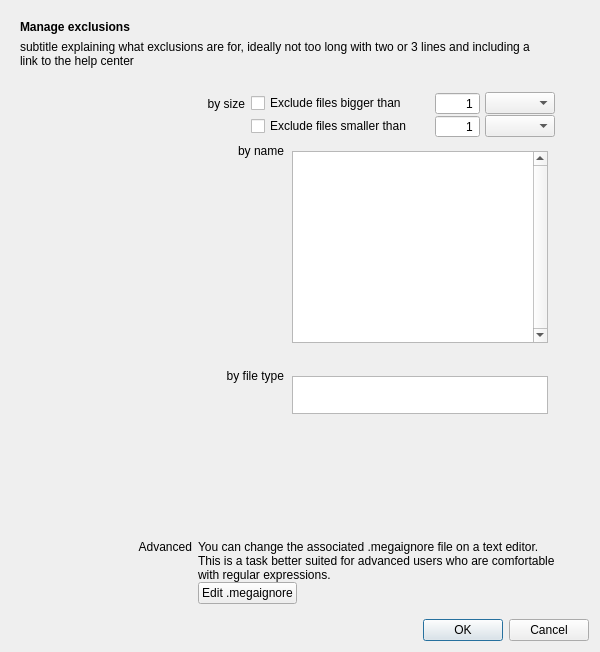
Above: src/MEGASync/syncs/gui/Twoways/macx/IgnoresEditingDialog.ui from meganz/MEGAsync before the change. Below: the same form after it.
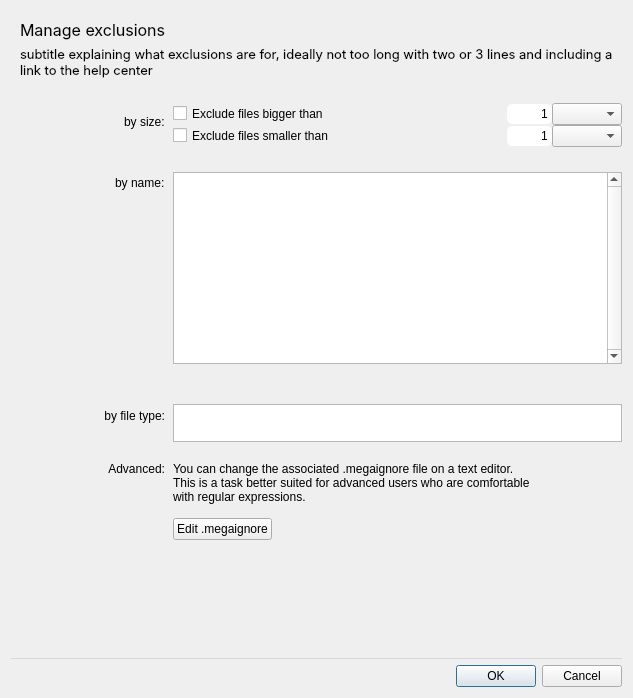
That is the form after the change. Custom widgets are drawn as their Qt base class.

Commit message: New UI for macOS Check .megaignore CRC in order to doble check if it has changed

```diff
--- a/src/MEGASync/syncs/gui/Twoways/macx/IgnoresEditingDialog.ui
+++ b/src/MEGASync/syncs/gui/Twoways/macx/IgnoresEditingDialog.ui
@@ -6,12 +6,12 @@
    <rect>
     <x>0</x>
     <y>0</y>
-    <width>600</width>
-    <height>652</height>
+    <width>623</width>
+    <height>698</height>
    </rect>
   </property>
   <property name="sizePolicy">
-   <sizepolicy hsizetype="Fixed" vsizetype="Fixed">
+   <sizepolicy hsizetype="Preferred" vsizetype="Maximum">
     <horstretch>0</horstretch>
     <verstretch>0</verstretch>
    </sizepolicy>
@@ -19,326 +19,87 @@
   <property name="windowTitle">
    <string>Edit exclusions</string>
   </property>
-  <layout class="QGridLayout" name="gridLayout">
-   <item row="1" column="0">
+  <property name="styleSheet">
+   <string notr="true">
+#lTitle
+{
+font-family:Inter;
+font-size:16px;
+}
+
+#lDescription
+{
+font-family:Inter;
+font-size:13px;
+}
+
+#wSeparator
+{
+background-color: rgba(0,0,0,0.1)
+}</string>
+  </property>
+  <layout class="QVBoxLayout" name="verticalLayout_8">
+   <item>
+    <widget class="QWidget" name="wTitle" native="true">
+     <property name="sizePolicy">
+      <sizepolicy hsizetype="Fixed" vsizetype="Fixed">
+       <horstretch>0</horstretch>
+       <verstretch>0</verstretch>
+      </sizepolicy>
+     </property>
+     <layout class="QVBoxLayout" name="verticalLayout_3">
+      <item>
+       <widget class="QLabel" name="lTitle">
+        <property name="text">
+         <string>Manage exclusions</string>
+        </property>
+       </widget>
+      </item>
+      <item>
+       <widget class="QLabel" name="lDescription">
+        <property name="text">
+         <string>subtitle explaining what exclusions are for, ideally not too long with two or 3 lines and including a 
+link to the help center </string>
+        </property>
+       </widget>
+      </item>
+     </layout>
+    </widget>
+   </item>
+   <item>
     <widget class="QWidget" name="wContainerExclusions" native="true">
      <layout class="QVBoxLayout" name="verticalLayout">
-      <item>
-       <widget class="QWidget" name="widget" native="true">
-        <layout class="QVBoxLayout" name="verticalLayout_31">
          <property name="spacing">
-          <number>19</number>
-         </property>
-         <property name="leftMargin">
           <number>0</number>
          </property>
-         <property name="topMargin">
-          <number>0</number>
-         </property>
-         <property name="rightMargin">
-          <number>0</number>
-         </property>
-         <property name="bottomMargin">
-          <number>0</number>
-         </property>
-         <item>
-          <widget class="QWidget" name="gExcludeBySize" native="true">
-           <layout class="QVBoxLayout" name="verticalLayout_39">
-            <property name="spacing">
-             <number>0</number>
-            </property>
             <property name="leftMargin">
-             <number>25</number>
+       <number>84</number>
             </property>
             <property name="topMargin">
              <number>0</number>
             </property>
             <property name="rightMargin">
-             <number>25</number>
-            </property>
-            <property name="bottomMargin">
              <number>0</number>
             </property>
-            <item>
-             <layout class="QGridLayout" name="gridLayout_9" columnminimumwidth="200,0,0">
-              <property name="horizontalSpacing">
-               <number>6</number>
-              </property>
-              <property name="verticalSpacing">
-               <number>0</number>
-              </property>
-              <item row="0" column="0" rowspan="2">
-               <widget class="QLabel" name="lExcludeBySize">
-                <property name="text">
-                 <string>by size</string>
-                </property>
-                <property name="alignment">
-                 <set>Qt::AlignRight|Qt::AlignTrailing|Qt::AlignVCenter</set>
-                </property>
-                <property name="wordWrap">
-                 <bool>true</bool>
-                </property>
-               </widget>
-              </item>
-              <item row="1" column="1" colspan="2">
-               <widget class="QWidget" name="wExcludeBigger" native="true">
-                <property name="minimumSize">
-                 <size>
-                  <width>0</width>
-                  <height>20</height>
-                 </size>
-                </property>
-                <layout class="QHBoxLayout" name="horizontalLayout_10">
-                 <property name="spacing">
-                  <number>5</number>
-                 </property>
-                 <property name="leftMargin">
-                  <number>0</number>
-                 </property>
-                 <property name="topMargin">
-                  <number>0</number>
-                 </property>
-                 <property name="rightMargin">
-                  <number>0</number>
-                 </property>
                  <property name="bottomMargin">
                   <number>0</number>
                  </property>
                  <item>
-                  <widget class="QCheckBox" name="cExcludeUpperThan">
-                   <property name="minimumSize">
-                    <size>
-                     <width>0</width>
-                     <height>0</height>
-                    </size>
-                   </property>
-                   <property name="maximumSize">
-                    <size>
-                     <width>16777215</width>
-                     <height>16777215</height>
-                    </size>
-                   </property>
-                   <property name="text">
-                    <string>Exclude files bigger than</string>
-                   </property>
-                  </widget>
-                 </item>
-                 <item>
-                  <spacer name="horizontalSpacer_3">
-                   <property name="orientation">
-                    <enum>Qt::Horizontal</enum>
-                   </property>
-                   <property name="sizeHint" stdset="0">
-                    <size>
-                     <width>10</width>
-                     <height>20</height>
-                    </size>
-                   </property>
-                  </spacer>
-                 </item>
-                 <item>
-                  <widget class="QSpinBox" name="eUpperThan">
-                   <property name="sizePolicy">
-                    <sizepolicy hsizetype="Minimum" vsizetype="Fixed">
-                     <horstretch>0</horstretch>
-                     <verstretch>0</verstretch>
-                    </sizepolicy>
-                   </property>
-                   <property name="minimumSize">
-                    <size>
-                     <width>45</width>
-                     <height>0</height>
-                    </size>
-                   </property>
-                   <property name="maximumSize">
-                    <size>
-                     <width>45</width>
-                     <height>16777215</height>
-                    </size>
-                   </property>
-                   <property name="alignment">
-                    <set>Qt::AlignRight|Qt::AlignTrailing|Qt::AlignVCenter</set>
-                   </property>
-                   <property name="buttonSymbols">
-                    <enum>QAbstractSpinBox::NoButtons</enum>
-                   </property>
-                   <property name="minimum">
-                    <number>1</number>
-                   </property>
-                   <property name="maximum">
-                    <number>9999</number>
-                   </property>
-                  </widget>
-                 </item>
-                 <item>
-                  <widget class="QComboBox" name="cbExcludeUpperUnit">
-                   <property name="minimumSize">
-                    <size>
-                     <width>70</width>
-                     <height>0</height>
-                    </size>
-                   </property>
-                   <property name="maximumSize">
-                    <size>
-                     <width>70</width>
-                     <height>16777215</height>
-                    </size>
-                   </property>
-                  </widget>
-                 </item>
-                </layout>
-               </widget>
-              </item>
-              <item row="2" column="1" colspan="2">
-               <widget class="QWidget" name="wExcludeSmaller" native="true">
-                <property name="minimumSize">
-                 <size>
-                  <width>0</width>
-                  <height>20</height>
-                 </size>
-                </property>
-                <layout class="QHBoxLayout" name="horizontalLayout_15">
-                 <property name="spacing">
-                  <number>5</number>
-                 </property>
-                 <property name="leftMargin">
-                  <number>0</number>
-                 </property>
-                 <property name="topMargin">
-                  <number>0</number>
-                 </property>
+       <widget class="QWidget" name="wContainer" native="true">
+        <layout class="QGridLayout" name="gridLayout_2">
                  <property name="rightMargin">
                   <number>0</number>
                  </property>
                  <property name="bottomMargin">
                   <number>0</number>
                  </property>
-                 <item>
-                  <widget class="QCheckBox" name="cExcludeLowerThan">
-                   <property name="minimumSize">
-                    <size>
-                     <width>0</width>
-                     <height>0</height>
-                    </size>
-                   </property>
-                   <property name="maximumSize">
-                    <size>
-                     <width>16777215</width>
-                     <height>16777215</height>
-                    </size>
-                   </property>
-                   <property name="text">
-                    <string>Exclude files smaller than</string>
-                   </property>
-                  </widget>
-                 </item>
-                 <item>
-                  <spacer name="horizontalSpacer_10">
-                   <property name="orientation">
-                    <enum>Qt::Horizontal</enum>
-                   </property>
-                   <property name="sizeHint" stdset="0">
-                    <size>
-                     <width>10</width>
-                     <height>20</height>
-                    </size>
-                   </property>
-                  </spacer>
-                 </item>
-                 <item>
-                  <widget class="QSpinBox" name="eLowerThan">
-                   <property name="minimumSize">
-                    <size>
-                     <width>45</width>
-                     <height>0</height>
-                    </size>
-                   </property>
-                   <property name="maximumSize">
-                    <size>
-                     <width>45</width>
-                     <height>16777215</height>
-                    </size>
-                   </property>
-                   <property name="alignment">
-                    <set>Qt::AlignRight|Qt::AlignTrailing|Qt::AlignVCenter</set>
-                   </property>
-                   <property name="buttonSymbols">
-                    <enum>QAbstractSpinBox::NoButtons</enum>
-                   </property>
-                   <property name="minimum">
-                    <number>1</number>
-                   </property>
-                   <property name="maximum">
-                    <number>9999</number>
-                   </property>
-                  </widget>
-                 </item>
-                 <item>
-                  <widget class="QComboBox" name="cbExcludeLowerUnit">
-                   <property name="minimumSize">
-                    <size>
-                     <width>70</width>
-                     <height>0</height>
-                    </size>
-                   </property>
-                   <property name="maximumSize">
-                    <size>
-                     <width>70</width>
-                     <height>16777215</height>
-                    </size>
-                   </property>
-                  </widget>
-                 </item>
-                </layout>
-               </widget>
-              </item>
-             </layout>
-            </item>
-           </layout>
-          </widget>
-         </item>
-        </layout>
-       </widget>
-      </item>
-      <item>
-       <widget class="QWidget" name="wExclusions" native="true">
-        <property name="sizePolicy">
-         <sizepolicy hsizetype="Preferred" vsizetype="Preferred">
-          <horstretch>0</horstretch>
-          <verstretch>0</verstretch>
-         </sizepolicy>
-        </property>
-        <property name="minimumSize">
-         <size>
-          <width>0</width>
-          <height>125</height>
-         </size>
-        </property>
-        <layout class="QVBoxLayout" name="verticalLayout_14" stretch="0">
-         <property name="spacing">
-          <number>6</number>
-         </property>
-         <property name="leftMargin">
-          <number>25</number>
-         </property>
-         <property name="topMargin">
-          <number>0</number>
-         </property>
-         <property name="rightMargin">
-          <number>32</number>
-         </property>
-         <property name="bottomMargin">
-          <number>0</number>
-         </property>
-         <item>
-          <layout class="QGridLayout" name="gridLayout_8">
            <property name="horizontalSpacing">
             <number>8</number>
            </property>
            <property name="verticalSpacing">
             <number>0</number>
            </property>
-           <item row="0" column="1">
+         <item row="2" column="1">
             <widget class="QWidget" name="wExclusionsList" native="true">
              <property name="sizePolicy">
               <sizepolicy hsizetype="Preferred" vsizetype="Preferred">
@@ -354,7 +115,7 @@
                <number>0</number>
               </property>
               <property name="topMargin">
-               <number>7</number>
+             <number>5</number>
               </property>
               <property name="rightMargin">
                <number>0</number>
@@ -373,7 +134,7 @@
                 <property name="minimumSize">
                  <size>
                   <width>0</width>
-                  <height>98</height>
+                <height>0</height>
                  </size>
                 </property>
                 <property name="maximumSize">
@@ -430,147 +191,174 @@
              </layout>
             </widget>
            </item>
-           <item row="0" column="0">
-            <widget class="QWidget" name="wExclusionsLabel" native="true">
-             <property name="minimumSize">
-              <size>
-               <width>0</width>
-               <height>50</height>
-              </size>
-             </property>
-             <layout class="QVBoxLayout" name="verticalLayout_13">
-              <property name="spacing">
-               <number>0</number>
-              </property>
-              <property name="leftMargin">
-               <number>0</number>
-              </property>
-              <property name="topMargin">
-               <number>0</number>
-              </property>
-              <property name="rightMargin">
-               <number>0</number>
-              </property>
-              <property name="bottomMargin">
-               <number>0</number>
-              </property>
-              <item>
-               <widget class="QLabel" name="lExcludedFiles">
-                <property name="text">
-                 <string>by name</string>
-                </property>
-                <property name="alignment">
-                 <set>Qt::AlignRight|Qt::AlignTop|Qt::AlignTrailing</set>
-                </property>
-                <property name="wordWrap">
-                 <bool>true</bool>
-                </property>
-                <property name="indent">
-                 <number>0</number>
-                </property>
-               </widget>
-              </item>
-             </layout>
-            </widget>
-           </item>
-          </layout>
-         </item>
-        </layout>
-       </widget>
-      </item>
-      <item>
-       <widget class="QWidget" name="wExclusions_4" native="true">
-        <property name="sizePolicy">
-         <sizepolicy hsizetype="Preferred" vsizetype="Preferred">
-          <horstretch>0</horstretch>
-          <verstretch>0</verstretch>
-         </sizepolicy>
-        </property>
-        <property name="minimumSize">
-         <size>
-          <width>0</width>
-          <height>12</height>
-         </size>
-        </property>
-        <layout class="QVBoxLayout" name="verticalLayout_22">
-         <property name="spacing">
-          <number>6</number>
-         </property>
-         <property name="sizeConstraint">
-          <enum>QLayout::SetMaximumSize</enum>
-         </property>
-         <property name="leftMargin">
-          <number>25</number>
-         </property>
-         <property name="topMargin">
-          <number>0</number>
-         </property>
-         <property name="rightMargin">
-          <number>32</number>
-         </property>
-         <property name="bottomMargin">
-          <number>0</number>
-         </property>
-         <item>
-          <layout class="QGridLayout" name="gridLayout_14">
-           <property name="horizontalSpacing">
-            <number>8</number>
-           </property>
-           <property name="verticalSpacing">
-            <number>0</number>
-           </property>
-           <item row="0" column="0">
-            <widget class="QWidget" name="wExclusionsLabel_4" native="true">
-             <property name="minimumSize">
-              <size>
-               <width>0</width>
-               <height>50</height>
-              </size>
-             </property>
-             <layout class="QVBoxLayout" name="verticalLayout_24">
-              <property name="spacing">
-               <number>0</number>
-              </property>
-              <property name="leftMargin">
-               <number>0</number>
-              </property>
-              <property name="topMargin">
-               <number>0</number>
-              </property>
-              <property name="rightMargin">
-               <number>0</number>
-              </property>
-              <property name="bottomMargin">
-               <number>0</number>
-              </property>
-              <item>
-               <widget class="QLabel" name="lExcludedFiles_4">
-                <property name="text">
-                 <string>by file type</string>
-                </property>
-                <property name="alignment">
-                 <set>Qt::AlignRight|Qt::AlignTop|Qt::AlignTrailing</set>
-                </property>
-                <property name="wordWrap">
-                 <bool>true</bool>
-                </property>
-                <property name="indent">
-                 <number>0</number>
-                </property>
-               </widget>
-              </item>
-             </layout>
-            </widget>
-           </item>
            <item row="0" column="1">
-            <widget class="QWidget" name="wExclusionsList_4" native="true">
+          <widget class="QWidget" name="wSizeControllers" native="true">
+           <property name="styleSheet">
+            <string notr="true">QSpinBox
+{
+border-radius: 5px;
+}
+
+QCheckBox
+{
+spacing: 5px;
+}</string>
+           </property>
+           <layout class="QVBoxLayout" name="verticalLayout_2">
+            <property name="spacing">
+             <number>0</number>
+            </property>
+            <property name="leftMargin">
+             <number>0</number>
+            </property>
+            <property name="topMargin">
+             <number>0</number>
+            </property>
+            <property name="rightMargin">
+             <number>0</number>
+            </property>
+            <property name="bottomMargin">
+             <number>0</number>
+            </property>
+            <item alignment="Qt::AlignTop">
+             <widget class="QWidget" name="wExcludeBigger" native="true">
+              <property name="minimumSize">
+               <size>
+                <width>0</width>
+                <height>0</height>
+               </size>
+              </property>
+              <property name="maximumSize">
+               <size>
+                <width>16777215</width>
+                <height>16777215</height>
+               </size>
+              </property>
+              <layout class="QHBoxLayout" name="horizontalLayout_10">
+               <property name="spacing">
+                <number>0</number>
+               </property>
+               <property name="leftMargin">
+                <number>0</number>
+               </property>
+               <property name="topMargin">
+                <number>0</number>
+               </property>
+               <property name="rightMargin">
+                <number>0</number>
+               </property>
+               <property name="bottomMargin">
+                <number>0</number>
+               </property>
+               <item alignment="Qt::AlignVCenter">
+                <widget class="QCheckBox" name="cExcludeUpperThan">
+                 <property name="minimumSize">
+                  <size>
+                   <width>0</width>
+                   <height>0</height>
+                  </size>
+                 </property>
+                 <property name="maximumSize">
+                  <size>
+                   <width>16777215</width>
+                   <height>16777215</height>
+                  </size>
+                 </property>
+                 <property name="text">
+                  <string>Exclude files bigger than</string>
+                 </property>
+                </widget>
+               </item>
+               <item>
+                <spacer name="horizontalSpacer_3">
+                 <property name="orientation">
+                  <enum>Qt::Horizontal</enum>
+                 </property>
+                 <property name="sizeHint" stdset="0">
+                  <size>
+                   <width>10</width>
+                   <height>0</height>
+                  </size>
+                 </property>
+                </spacer>
+               </item>
+               <item alignment="Qt::AlignVCenter">
+                <widget class="QSpinBox" name="eUpperThan">
+                 <property name="sizePolicy">
+                  <sizepolicy hsizetype="Minimum" vsizetype="Preferred">
+                   <horstretch>0</horstretch>
+                   <verstretch>0</verstretch>
+                  </sizepolicy>
+                 </property>
+                 <property name="minimumSize">
+                  <size>
+                   <width>45</width>
+                   <height>20</height>
+                  </size>
+                 </property>
+                 <property name="maximumSize">
+                  <size>
+                   <width>45</width>
+                   <height>20</height>
+                  </size>
+                 </property>
+                 <property name="alignment">
+                  <set>Qt::AlignRight|Qt::AlignTrailing|Qt::AlignVCenter</set>
+                 </property>
+                 <property name="buttonSymbols">
+                  <enum>QAbstractSpinBox::NoButtons</enum>
+                 </property>
+                 <property name="minimum">
+                  <number>1</number>
+                 </property>
+                 <property name="maximum">
+                  <number>9999</number>
+                 </property>
+                </widget>
+               </item>
+               <item alignment="Qt::AlignVCenter">
+                <widget class="QComboBox" name="cbExcludeUpperUnit">
+                 <property name="minimumSize">
+                  <size>
+                   <width>70</width>
+                   <height>0</height>
+                  </size>
+                 </property>
+                 <property name="maximumSize">
+                  <size>
+                   <width>70</width>
+                   <height>16777215</height>
+                  </size>
+                 </property>
+                 <property name="frame">
+                  <bool>true</bool>
+                 </property>
+                </widget>
+               </item>
+              </layout>
+             </widget>
+            </item>
+            <item alignment="Qt::AlignTop">
+             <widget class="QWidget" name="wExcludeSmaller" native="true">
              <property name="sizePolicy">
               <sizepolicy hsizetype="Preferred" vsizetype="Preferred">
                <horstretch>0</horstretch>
                <verstretch>0</verstretch>
               </sizepolicy>
              </property>
-             <layout class="QVBoxLayout" name="verticalLayout_23">
+              <property name="minimumSize">
+               <size>
+                <width>0</width>
+                <height>0</height>
+               </size>
+              </property>
+              <property name="maximumSize">
+               <size>
+                <width>16777215</width>
+                <height>16777215</height>
+               </size>
+              </property>
+              <layout class="QHBoxLayout" name="horizontalLayout_15">
               <property name="spacing">
                <number>0</number>
               </property>
@@ -578,7 +366,7 @@
                <number>0</number>
               </property>
               <property name="topMargin">
-               <number>7</number>
+                <number>0</number>
               </property>
               <property name="rightMargin">
                <number>0</number>
@@ -587,86 +375,199 @@
                <number>0</number>
               </property>
               <item>
-               <widget class="QPlainTextEdit" name="tExcludeExtensions">
+                <widget class="QCheckBox" name="cExcludeLowerThan">
+                 <property name="minimumSize">
+                  <size>
+                   <width>0</width>
+                   <height>0</height>
+                  </size>
+                 </property>
+                 <property name="maximumSize">
+                  <size>
+                   <width>16777215</width>
+                   <height>16777215</height>
+                  </size>
+                 </property>
+                 <property name="text">
+                  <string>Exclude files smaller than</string>
+                 </property>
+                </widget>
+               </item>
+               <item>
+                <spacer name="horizontalSpacer_10">
+                 <property name="orientation">
+                  <enum>Qt::Horizontal</enum>
+                 </property>
+                 <property name="sizeHint" stdset="0">
+                  <size>
+                   <width>10</width>
+                   <height>0</height>
+                  </size>
+                 </property>
+                </spacer>
+               </item>
+               <item>
+                <widget class="QSpinBox" name="eLowerThan">
                 <property name="sizePolicy">
-                 <sizepolicy hsizetype="Fixed" vsizetype="Maximum">
+                  <sizepolicy hsizetype="Minimum" vsizetype="Preferred">
                   <horstretch>0</horstretch>
                   <verstretch>0</verstretch>
                  </sizepolicy>
                 </property>
                 <property name="minimumSize">
                  <size>
-                  <width>0</width>
-                  <height>38</height>
+                   <width>45</width>
+                   <height>20</height>
                  </size>
                 </property>
                 <property name="maximumSize">
                  <size>
-                  <width>16777215</width>
-                  <height>38</height>
-                 </size>
-                </property>
+                   <width>45</width>
+                   <height>20</height>
+                  </size>
+                 </property>
+                 <property name="alignment">
+                  <set>Qt::AlignRight|Qt::AlignTrailing|Qt::AlignVCenter</set>
+                 </property>
+                 <property name="buttonSymbols">
+                  <enum>QAbstractSpinBox::NoButtons</enum>
+                 </property>
+                 <property name="minimum">
+                  <number>1</number>
+                 </property>
+                 <property name="maximum">
+                  <number>9999</number>
+                 </property>
                </widget>
               </item>
               <item>
+                <widget class="QComboBox" name="cbExcludeLowerUnit">
+                 <property name="minimumSize">
+                  <size>
+                   <width>70</width>
+                   <height>0</height>
+                  </size>
+                 </property>
+                 <property name="maximumSize">
+                  <size>
+                   <width>70</width>
+                   <height>16777215</height>
+                  </size>
+                 </property>
+                </widget>
+               </item>
+              </layout>
+             </widget>
+            </item>
+           </layout>
+          </widget>
+         </item>
+         <item row="0" column="0">
+          <widget class="QWidget" name="wSizeCategory" native="true">
+           <layout class="QVBoxLayout" name="verticalLayout_4">
+            <property name="leftMargin">
+             <number>0</number>
+            </property>
+            <property name="topMargin">
+             <number>12</number>
+            </property>
+            <property name="rightMargin">
+             <number>0</number>
+            </property>
+            <property name="bottomMargin">
+             <number>0</number>
+            </property>
+            <item alignment="Qt::AlignRight|Qt::AlignTop">
+             <widget class="QLabel" name="lSizeCategory">
+              <property name="text">
+               <string>by size:</string>
+              </property>
+             </widget>
+            </item>
+           </layout>
+          </widget>
+         </item>
+         <item row="6" column="1">
                <spacer name="verticalSpacer_2">
                 <property name="orientation">
                  <enum>Qt::Vertical</enum>
                 </property>
+           <property name="sizeType">
+            <enum>QSizePolicy::Fixed</enum>
+           </property>
                 <property name="sizeHint" stdset="0">
                  <size>
                   <width>20</width>
-                  <height>40</height>
+             <height>20</height>
                  </size>
                 </property>
                </spacer>
               </item>
-             </layout>
-            </widget>
-           </item>
-          </layout>
-         </item>
-        </layout>
-       </widget>
-      </item>
-      <item>
-       <widget class="QWidget" name="gExcludeBySize_2" native="true">
-        <layout class="QVBoxLayout" name="verticalLayout_42">
+         <item row="2" column="0">
+          <widget class="QWidget" name="wNameCategory" native="true">
+           <layout class="QVBoxLayout" name="verticalLayout_5">
          <property name="spacing">
           <number>0</number>
          </property>
          <property name="leftMargin">
-          <number>25</number>
-         </property>
-         <property name="topMargin">
           <number>0</number>
          </property>
          <property name="rightMargin">
-          <number>25</number>
+             <number>0</number>
          </property>
          <property name="bottomMargin">
           <number>0</number>
          </property>
-         <item>
-          <layout class="QGridLayout" name="gridLayout_15">
-           <property name="horizontalSpacing">
-            <number>6</number>
-           </property>
-           <property name="verticalSpacing">
-            <number>0</number>
-           </property>
-           <item row="2" column="1" colspan="2">
-            <widget class="QWidget" name="wExcludeSmaller_4" native="true">
-             <property name="minimumSize">
-              <size>
-               <width>0</width>
-               <height>20</height>
-              </size>
-             </property>
-             <layout class="QHBoxLayout" name="horizontalLayout_18">
+            <item alignment="Qt::AlignRight|Qt::AlignTop">
+             <widget class="QLabel" name="lNameCategory">
+              <property name="text">
+               <string>by name:</string>
+              </property>
+             </widget>
+            </item>
+           </layout>
+          </widget>
+         </item>
+         <item row="4" column="0">
+          <widget class="QWidget" name="wFileTypeCategory" native="true">
+           <layout class="QVBoxLayout" name="verticalLayout_6">
               <property name="spacing">
+             <number>0</number>
+            </property>
+            <property name="leftMargin">
+             <number>0</number>
+            </property>
+            <property name="topMargin">
                <number>5</number>
               </property>
+            <property name="rightMargin">
+             <number>0</number>
+            </property>
+            <property name="bottomMargin">
+             <number>0</number>
+            </property>
+            <item alignment="Qt::AlignRight|Qt::AlignTop">
+             <widget class="QLabel" name="lFileTypeCategory">
+              <property name="text">
+               <string>by file type:</string>
+              </property>
+              <property name="alignment">
+               <set>Qt::AlignRight|Qt::AlignTop|Qt::AlignTrailing</set>
+              </property>
+              <property name="wordWrap">
+               <bool>true</bool>
+              </property>
+              <property name="indent">
+               <number>0</number>
+              </property>
+             </widget>
+            </item>
+           </layout>
+          </widget>
+         </item>
+         <item row="8" column="1">
+          <widget class="QWidget" name="widget" native="true">
+           <layout class="QGridLayout" name="gridLayout_3">
               <property name="leftMargin">
                <number>0</number>
               </property>
@@ -679,55 +580,31 @@
               <property name="bottomMargin">
                <number>0</number>
               </property>
-              <item>
+            <property name="verticalSpacing">
+             <number>14</number>
+            </property>
+            <item row="2" column="1">
+             <spacer name="horizontalSpacer_13">
+              <property name="orientation">
+               <enum>Qt::Horizontal</enum>
+              </property>
+              <property name="sizeHint" stdset="0">
+               <size>
+                <width>10</width>
+                <height>20</height>
+               </size>
+              </property>
+             </spacer>
+            </item>
+            <item row="2" column="0">
                <widget class="QPushButton" name="bOpenMegaIgnore">
                 <property name="text">
                  <string>Edit .megaignore</string>
                 </property>
                </widget>
               </item>
-              <item>
-               <spacer name="horizontalSpacer_13">
-                <property name="orientation">
-                 <enum>Qt::Horizontal</enum>
-                </property>
-                <property name="sizeHint" stdset="0">
-                 <size>
-                  <width>10</width>
-                  <height>20</height>
-                 </size>
-                </property>
-               </spacer>
-              </item>
-             </layout>
-            </widget>
-           </item>
-           <item row="1" column="1" colspan="2">
-            <widget class="QWidget" name="wExcludeBigger_4" native="true">
-             <property name="minimumSize">
-              <size>
-               <width>0</width>
-               <height>20</height>
-              </size>
-             </property>
-             <layout class="QHBoxLayout" name="horizontalLayout_13">
-              <property name="spacing">
-               <number>5</number>
-              </property>
-              <property name="leftMargin">
-               <number>0</number>
-              </property>
-              <property name="topMargin">
-               <number>0</number>
-              </property>
-              <property name="rightMargin">
-               <number>0</number>
-              </property>
-              <property name="bottomMargin">
-               <number>0</number>
-              </property>
-              <item>
-               <widget class="QLabel" name="label_3">
+            <item row="0" column="0" colspan="2">
+             <widget class="QLabel" name="lAdvanceLabel">
                 <property name="text">
                  <string>You can change the associated .megaignore file on a text editor.
 This is a task better suited for advanced users who are comfortable
@@ -738,10 +615,28 @@
              </layout>
             </widget>
            </item>
-           <item row="0" column="0" rowspan="2">
-            <widget class="QLabel" name="lExcludeBySize_4">
+         <item row="8" column="0" alignment="Qt::AlignRight|Qt::AlignTop">
+          <widget class="QWidget" name="wAdvanced" native="true">
+           <layout class="QVBoxLayout" name="verticalLayout_7">
+            <property name="spacing">
+             <number>0</number>
+            </property>
+            <property name="leftMargin">
+             <number>0</number>
+            </property>
+            <property name="topMargin">
+             <number>0</number>
+            </property>
+            <property name="rightMargin">
+             <number>0</number>
+            </property>
+            <property name="bottomMargin">
+             <number>0</number>
+            </property>
+            <item alignment="Qt::AlignRight|Qt::AlignTop">
+             <widget class="QLabel" name="lAdvanceCategory">
              <property name="text">
-              <string>Advanced</string>
+               <string>Advanced:</string>
              </property>
              <property name="alignment">
               <set>Qt::AlignRight|Qt::AlignTop|Qt::AlignTrailing</set>
@@ -752,46 +647,104 @@
             </widget>
            </item>
           </layout>
-         </item>
-        </layout>
-       </widget>
-      </item>
-     </layout>
-    </widget>
-   </item>
-   <item row="0" column="0">
-    <widget class="QWidget" name="widget_2" native="true">
+          </widget>
+         </item>
+         <item row="1" column="1">
+          <spacer name="verticalSpacer">
+           <property name="orientation">
+            <enum>Qt::Vertical</enum>
+           </property>
+           <property name="sizeType">
+            <enum>QSizePolicy::Fixed</enum>
+           </property>
+           <property name="sizeHint" stdset="0">
+            <size>
+             <width>20</width>
+             <height>20</height>
+            </size>
+           </property>
+          </spacer>
+         </item>
+         <item row="3" column="1">
+          <spacer name="verticalSpacer_3">
+           <property name="orientation">
+            <enum>Qt::Vertical</enum>
+           </property>
+           <property name="sizeType">
+            <enum>QSizePolicy::Fixed</enum>
+           </property>
+           <property name="sizeHint" stdset="0">
+            <size>
+             <width>20</width>
+             <height>20</height>
+            </size>
+           </property>
+          </spacer>
+         </item>
+         <item row="4" column="1">
+          <widget class="QPlainTextEdit" name="tExcludeExtensions">
      <property name="sizePolicy">
-      <sizepolicy hsizetype="Fixed" vsizetype="Fixed">
+            <sizepolicy hsizetype="Expanding" vsizetype="Maximum">
        <horstretch>0</horstretch>
        <verstretch>0</verstretch>
       </sizepolicy>
      </property>
-     <layout class="QVBoxLayout" name="verticalLayout_3">
-      <item>
-       <widget class="QLabel" name="label_2">
-        <property name="font">
-         <font>
-          <bold>true</bold>
-         </font>
-        </property>
-        <property name="text">
-         <string>Manage exclusions</string>
+           <property name="minimumSize">
+            <size>
+             <width>0</width>
+             <height>38</height>
+            </size>
+           </property>
+           <property name="maximumSize">
+            <size>
+             <width>16777215</width>
+             <height>38</height>
+            </size>
         </property>
        </widget>
       </item>
+        </layout>
+       </widget>
+      </item>
       <item>
-       <widget class="QLabel" name="label">
-        <property name="text">
-         <string>subtitle explaining what exclusions are for, ideally not too long with two or 3 lines and including a 
-link to the help center </string>
+       <spacer name="verticalSpacer_4">
+        <property name="orientation">
+         <enum>Qt::Vertical</enum>
         </property>
-       </widget>
+        <property name="sizeHint" stdset="0">
+         <size>
+          <width>0</width>
+          <height>0</height>
+         </size>
+        </property>
+       </spacer>
       </item>
      </layout>
     </widget>
    </item>
-   <item row="2" column="0">
+   <item>
+    <widget class="QWidget" name="wSeparator" native="true">
+     <property name="minimumSize">
+      <size>
+       <width>0</width>
+       <height>1</height>
+      </size>
+     </property>
+     <property name="maximumSize">
+      <size>
+       <width>16777215</width>
+       <height>1</height>
+      </size>
+     </property>
+     <property name="IconSize" stdset="0">
+      <size>
+       <width>576</width>
+       <height>1</height>
+      </size>
+     </property>
+    </widget>
+   </item>
+   <item>
     <widget class="QDialogButtonBox" name="buttonBox">
      <property name="standardButtons">
       <set>QDialogButtonBox::Cancel|QDialogButtonBox::Ok</set>
```
Lines whose indentation alone changed are shown as unchanged. The commit also changes 3 other files.
